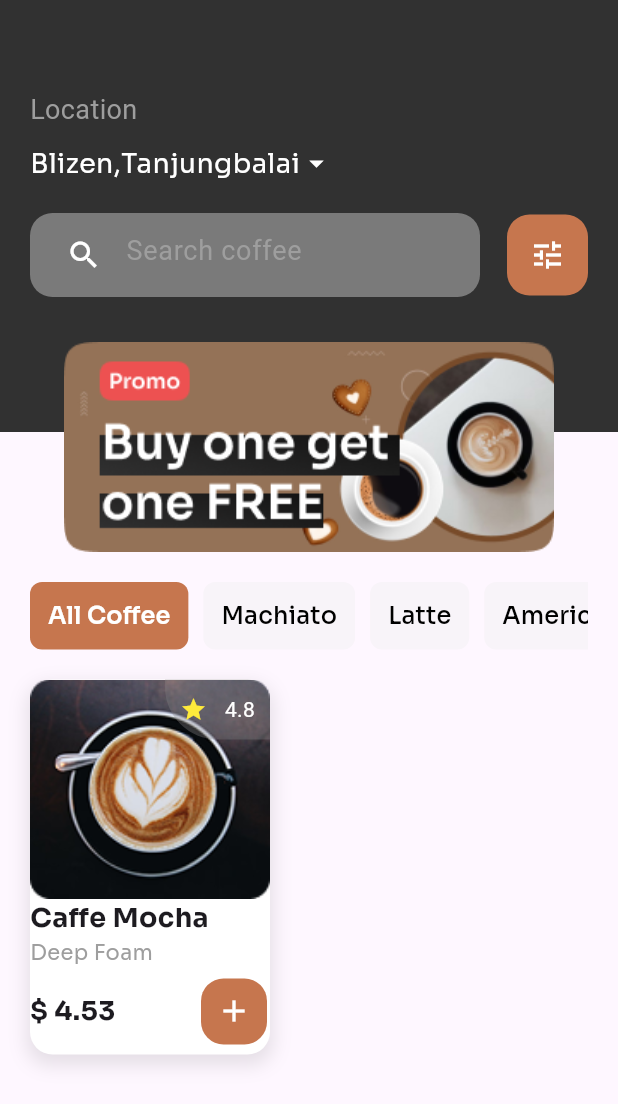
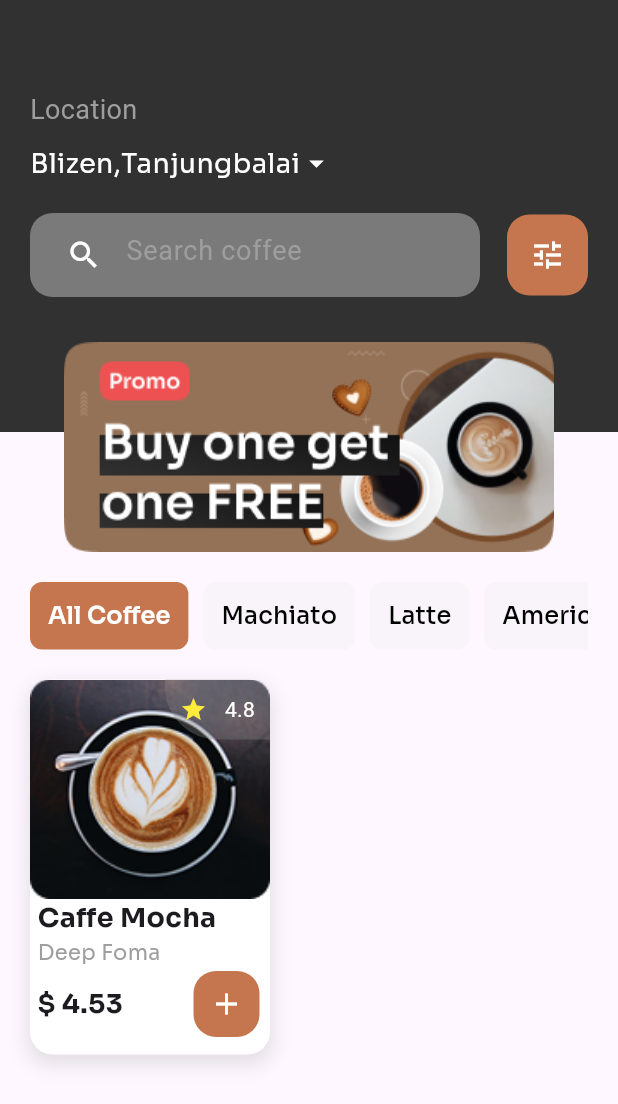
Before and after one commit to OwaisRaza1941/Coffee-App, a Flutter app: the HomeScreen screen opened directly, on a phone screen of 412 x 824 dp. Shown: the top 1104 px of the screen. Run offline on Flutter 3.47's test engine with Material 3 defaults, Android fonts, the phone set to English and light mode, and no system bars; our stand-ins replace get, google_fonts.

Commit message:
OnBoarding Screen With Home Screen + Cards

```diff
--- a/lib/app/constants/styles.dart
+++ b/lib/app/constants/styles.dart
@@ -12,4 +12,25 @@ class Styles {
     fontSize: 18,
     color: Colors.white,
   );
+
+  static final coffeeCardStyle = BoxDecoration(
+    color: Colors.white,
+    borderRadius: BorderRadius.circular(15),
+    boxShadow: [
+      BoxShadow(
+        color: Colors.black.withOpacity(0.1), // light shadow
+        blurRadius: 10, // soft blur
+        spreadRadius: 2, // little spread
+        offset: Offset(0, 5), // vertical shadow below container
+      ),
+    ],
+  );
+
+  static final cardRatingStyle = BoxDecoration(
+    color: Color.fromRGBO(135, 131, 133, 0.35),
+    borderRadius: BorderRadius.only(
+      topRight: Radius.circular(15),
+      bottomLeft: Radius.circular(35),
+    ),
+  );
 }
--- a/lib/app/models/product_model.dart
+++ b/lib/app/models/product_model.dart
@@ -13,3 +13,13 @@ class ProductModel {
     required this.productLable,
   });
 }
+
+List<ProductModel> allCoffeeList = [
+  ProductModel(
+    imagePath: imagePath,
+    startRating: startRating,
+    productName: productName,
+    price: price,
+    productLable: productLable,
+  ),
+];
--- a/lib/app/screens/home_screen.dart
+++ b/lib/app/screens/home_screen.dart
@@ -1,9 +1,7 @@
-import 'package:coffee_app/app/constants/colors.dart';
+import 'package:coffee_app/app/screens/widgets/coffee_card.dart';
 import 'package:coffee_app/app/screens/widgets/coffee_category_buttons.dart';
 import 'package:coffee_app/app/screens/widgets/home_header.dart';
-import 'package:coffee_app/app/screens/widgets/icon_button.dart';
 import 'package:flutter/material.dart';
-import 'package:google_fonts/google_fonts.dart';
 
 class HomeScreen extends StatelessWidget {
   const HomeScreen({super.key});
@@ -25,103 +23,11 @@ class HomeScreen extends StatelessWidget {
                   CoffeeCategoryButtons(),
                   SizedBox(height: 20),
 
-                  Container(
-                    width: 160,
-                    height: 250,
-                    decoration: BoxDecoration(
-                      color: Colors.white,
-                      borderRadius: BorderRadius.circular(15),
-                      boxShadow: [
-                        BoxShadow(
-                          color: Colors.black.withOpacity(0.1), // light shadow
-                          blurRadius: 10, // soft blur
-                          spreadRadius: 2, // little spread
-                          offset: Offset(
-                            0,
-                            5,
-                          ), // vertical shadow below container
-                        ),
-                      ],
-                    ),
-                    child: Column(
-                      crossAxisAlignment: CrossAxisAlignment.start,
-                      children: [
-                        Stack(
-                          children: [
-                            Image.asset(
-                              'assets/images/caffe_mocha.png',
-                              width: 160,
-                              fit: BoxFit.contain,
-                            ),
-                            Positioned(
-                              top: 0,
-                              right: 0,
-                              child: Container(
-                                width: 70,
-                                height: 40,
-                                padding: EdgeInsets.all(10),
-                                decoration: BoxDecoration(
-                                  color: Color.fromRGBO(135, 131, 133, 0.35),
-                                  borderRadius: BorderRadius.only(
-                                    topRight: Radius.circular(15),
-                                    bottomLeft: Radius.circular(35),
-                                  ),
-                                ),
-                                child: Row(
-                                  mainAxisAlignment:
-                                      MainAxisAlignment.spaceBetween,
-                                  children: [
-                                    Icon(
-                                      Icons.star,
-                                      color: Colors.yellow,
-                                      size: 18,
-                                    ),
-                                    Text(
-                                      '4.8',
-                                      style: TextStyle(color: Colors.white),
-                                    ),
-                                  ],
-                                ),
-                              ),
-                            ),
-                          ],
-                        ),
-
-                        Text(
-                          'Caffe Mocha',
-                          style: GoogleFonts.sora(
-                            fontSize: 18,
-                            fontWeight: FontWeight.bold,
-                          ),
-                        ),
-                        Text(
-                          'Deep Foam',
-                          style: GoogleFonts.sora(color: Colors.grey),
-                        ),
-                        SizedBox(height: 5),
-                        Row(
-                          mainAxisAlignment: MainAxisAlignment.spaceBetween,
-                          children: [
-                            Text(
-                              '\$ 4.53',
-                              style: GoogleFonts.sora(
-                                fontSize: 18,
-                                fontWeight: FontWeight.bold,
-                              ),
-                            ),
-
-                            IconButtonCustom(
-                              icon: Icon(Icons.add),
-                              forgroundColor: Colors.white,
-                              backgroundColor: AppColors.buttonAndIconColor,
-                              padding: 10,
-                              borderRaduis: 3,
-                              voidCallback: () {},
-                            ),
-                          ],
-                        ),
-                      ],
-                    ),
+                  CoffeeCard(
+                    coffeeName: 'Caffe Mocha',
+                    label: 'Deep Foma',
+                    price: 4.53,
+                    imagePath: 'assets/images/caffe_mocha.png',
                   ),
                 ],
               ),
--- /dev/null
+++ b/lib/app/screens/widgets/coffee_card.dart
@@ -0,0 +1,93 @@
+import 'package:coffee_app/app/constants/colors.dart';
+import 'package:coffee_app/app/constants/styles.dart';
+import 'package:coffee_app/app/screens/widgets/icon_button.dart';
+import 'package:flutter/material.dart';
+import 'package:google_fonts/google_fonts.dart' show GoogleFonts;
+
+class CoffeeCard extends StatelessWidget {
+  final String imagePath;
+  final String coffeeName;
+  final double price;
+  final String label;
+
+  const CoffeeCard({
+    super.key,
+    required this.imagePath,
+    required this.price,
+    required this.label,
+    required this.coffeeName,
+  });
+
+  @override
+  Widget build(BuildContext context) {
+    return Container(
+      width: 160,
+      height: 250,
+      decoration: Styles.coffeeCardStyle,
+      child: Column(
+        crossAxisAlignment: CrossAxisAlignment.start,
+        children: [
+          Stack(
+            children: [
+              Image.asset(imagePath, width: 160, fit: BoxFit.contain),
+              Positioned(
+                top: 0,
+                right: 0,
+                child: Container(
+                  width: 70,
+                  height: 40,
+                  padding: EdgeInsets.all(10),
+                  decoration: Styles.cardRatingStyle,
+                  child: Row(
+                    mainAxisAlignment: MainAxisAlignment.spaceBetween,
+                    children: [
+                      Icon(Icons.star, color: Colors.yellow, size: 18),
+                      Text('4.8', style: TextStyle(color: Colors.white)),
+                    ],
+                  ),
+                ),
+              ),
+            ],
+          ),
+
+          Padding(
+            padding: EdgeInsets.symmetric(horizontal: 5),
+            child: Column(
+              crossAxisAlignment: CrossAxisAlignment.start,
+              children: [
+                Text(
+                  coffeeName,
+                  style: GoogleFonts.sora(
+                    fontSize: 18,
+                    fontWeight: FontWeight.bold,
+                  ),
+                ),
+                Text(label, style: GoogleFonts.sora(color: Colors.grey)),
+                Row(
+                  children: [
+                    Text(
+                      '\$ $price',
+                      style: GoogleFonts.sora(
+                        fontSize: 18,
+                        fontWeight: FontWeight.bold,
+                      ),
+                    ),
+                    Spacer(),
+                    IconButtonCustom(
+                      icon: Icon(Icons.add),
+                      forgroundColor: Colors.white,
+                      backgroundColor: AppColors.buttonAndIconColor,
+                      padding: 10,
+                      borderRaduis: 3,
+                      voidCallback: () {},
+                    ),
+                  ],
+                ),
+              ],
+            ),
+          ),
+        ],
+      ),
+    );
+  }
+}
```
